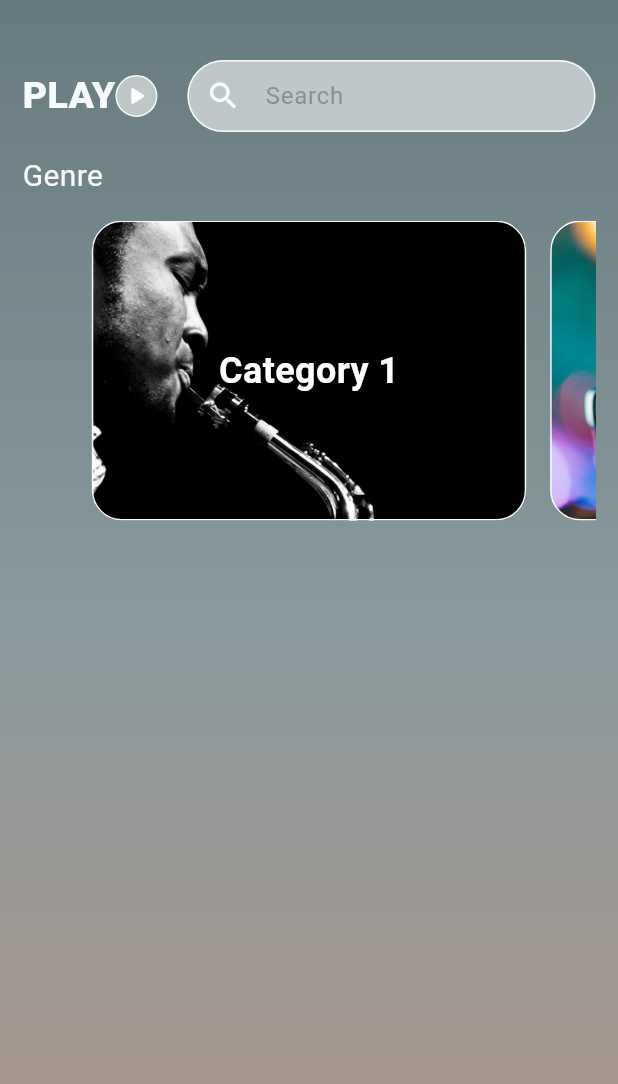
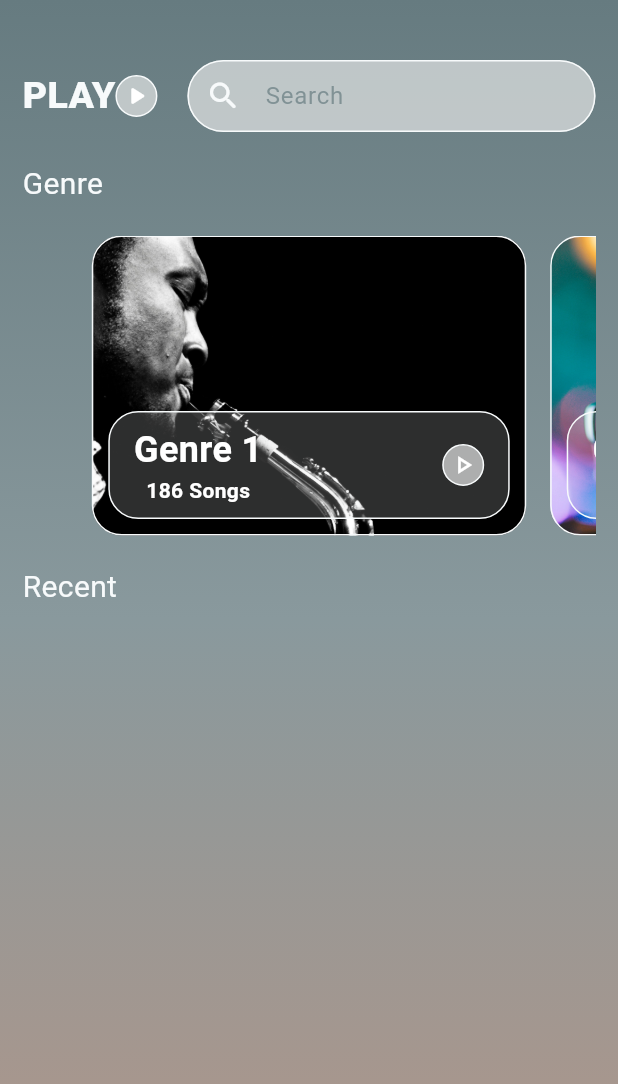
Before and after one commit to kwakyebrilliant/play, a Flutter app: the SearchPage screen opened directly, on a phone screen of 412 x 824 dp. Shown: the top 1084 px of the screen. Run offline on Flutter 3.47's test engine with Material 3 defaults, Android fonts, the phone set to English and light mode, and no system bars.

Commit message:
search updates

```diff
--- a/lib/screens/search/search_page.dart
+++ b/lib/screens/search/search_page.dart
@@ -120,7 +120,7 @@ class _SearchPageState extends State<SearchPage> {
 
                 //Genre header text
                 const Padding(
-                  padding: EdgeInsets.symmetric(vertical: 15.0),
+                  padding: EdgeInsets.symmetric(vertical: 20.0),
                   child: Row(
                     mainAxisAlignment: MainAxisAlignment.start,
                     children: [
@@ -135,7 +135,7 @@ class _SearchPageState extends State<SearchPage> {
                   ),
                 ),
 
-                // Categories using PageView
+                // Genres using PageView
                 SizedBox(
                   // Height of the PageView
                   height: 200,
@@ -143,13 +143,30 @@ class _SearchPageState extends State<SearchPage> {
                     controller: _pageController,
                     children: [
                       _buildCategoryContainer(
-                          'assets/images/sing1.jpg', 'Category 1'),
+                          'assets/images/sing1.jpg', 'Genre 1'),
                       _buildCategoryContainer(
-                          'assets/images/sing2.jpg', 'Category 2'),
+                          'assets/images/sing2.jpg', 'Genre 2'),
                       _buildCategoryContainer(
-                          'assets/images/play.png', 'Category 3'),
+                          'assets/images/play.png', 'Genre 3'),
                       _buildCategoryContainer(
-                          'assets/images/play2.png', 'Category 4'),
+                          'assets/images/play2.png', 'Genre 4'),
+                    ],
+                  ),
+                ),
+
+                //Recent search header text
+                const Padding(
+                  padding: EdgeInsets.symmetric(vertical: 20.0),
+                  child: Row(
+                    mainAxisAlignment: MainAxisAlignment.start,
+                    children: [
+                      Text(
+                        'Recent',
+                        style: TextStyle(
+                          fontSize: 20.0,
+                          color: Color(0xFFF7fAFB),
+                        ),
+                      ),
                     ],
                   ),
                 ),
@@ -166,17 +183,38 @@ class _SearchPageState extends State<SearchPage> {
       margin: const EdgeInsets.symmetric(horizontal: 8.0),
       decoration: BoxDecoration(
           borderRadius: BorderRadius.circular(20.0),
-        border: Border.all(
-          width: 1.0,
-          color: const Color(0xFFF7fAFB),
-        ),
           image: DecorationImage(
             image: AssetImage(imagePath),
             fit: BoxFit.cover,
           ),
-      ),
-      child: Center(
-        child: Text(
+          border: Border.all(
+            width: 1.0,
+            color: const Color(0xFFF7fAFB),
+          )),
+      child: Stack(
+        children: [
+          Positioned(
+            left: 10,
+            right: 10,
+            bottom: 10,
+            child: Container(
+              padding:
+                  const EdgeInsets.symmetric(vertical: 8.0, horizontal: 16.0),
+              decoration: BoxDecoration(
+                  color: const Color(0xFFE3E5E5).withOpacity(0.2),
+                  borderRadius: BorderRadius.circular(20.0),
+                  border: Border.all(
+                    width: 1.0,
+                    color: const Color(0xFFF7fAFB),
+                  )),
+              child: Row(
+                mainAxisAlignment: MainAxisAlignment.spaceBetween,
+                children: [
+                  //Genre and the number of songs
+                  Column(
+                    children: [
+                      //genre
+                      Text(
                         category,
                         style: const TextStyle(
                           fontSize: 24.0,
@@ -184,6 +222,48 @@ class _SearchPageState extends State<SearchPage> {
                           color: Colors.white,
                         ),
                       ),
+
+                      //number of songs
+                      const Text(
+                        "186 Songs",
+                        style: TextStyle(
+                          fontSize: 14.0,
+                          fontWeight: FontWeight.bold,
+                          color: Colors.white,
+                        ),
+                      ),
+                    ],
+                  ),
+
+                  //play logo here
+                  Column(
+                    children: [
+                      // Play icon wrapped in a container
+                      Container(
+                        height: 28.0,
+                        width: 28.0,
+                        decoration: BoxDecoration(
+                          color: const Color(0xFFE3E5E5).withOpacity(0.7),
+                          borderRadius: BorderRadius.circular(60.0),
+                          border: Border.all(
+                            width: 1.0,
+                            color: const Color(0xFFF7fAFB),
+                          ),
+                        ),
+                        // Play icon
+                        child: const Icon(
+                          Icons.play_arrow_outlined,
+                          size: 20.0,
+                          color: Colors.white,
+                        ),
+                      ),
+                    ],
+                  ),
+                ],
+              ),
+            ),
+          ),
+        ],
       ),
     );
   }
```
Lines whose indentation alone changed are shown as unchanged.
